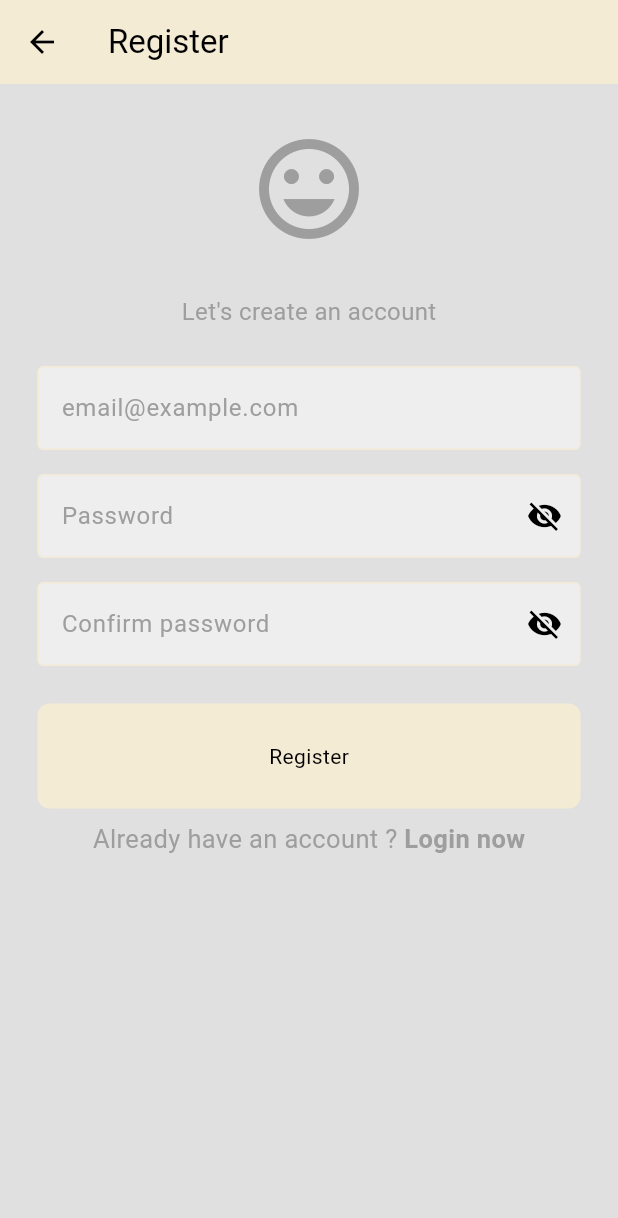
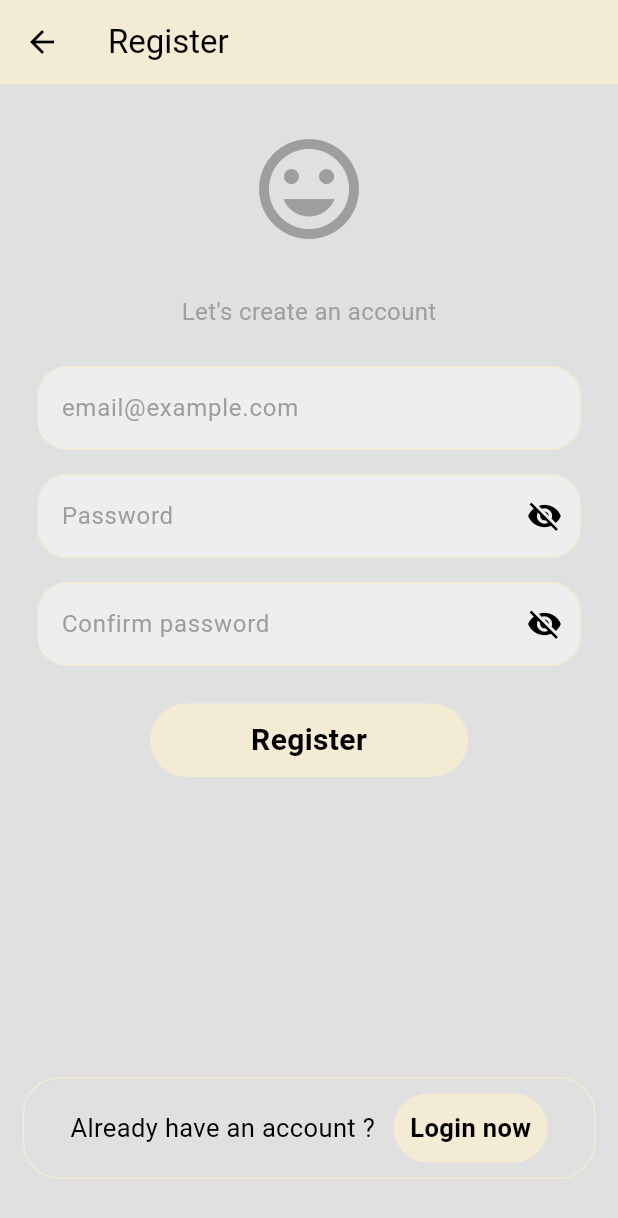
Before and after one commit to TheFrenchDodo/Flutter-Learning-Hub, a Flutter app: the RegisterPage screen opened directly with empty values, on a phone screen of 412 x 824 dp. Shown: the top 1218 px of the screen. Run offline on Flutter 3.47's test engine with Material 3 defaults, Android fonts, the light colour scheme and no system bars; our stand-ins replace cloud_firestore, firebase_auth, firebase_core, shared_preferences, youtube_player_flutter; accounts and stored records are empty; generated files the repository leaves out were written again; network calls fail.

Commit message:
Login and Register page layout

```diff
--- a/lib/components/my_auth_button.dart
+++ b/lib/components/my_auth_button.dart
@@ -17,12 +17,18 @@ class MyAuthButton extends StatelessWidget{
       child: Container(
         decoration: BoxDecoration(
           color: Theme.of(context).colorScheme.tertiary,
-          borderRadius: BorderRadius.circular(8),
+          borderRadius: BorderRadius.circular(30),
         ),
-        padding: const EdgeInsets.all(25),
-        margin: const EdgeInsets.symmetric(horizontal: 25),
+        padding: const EdgeInsets.all(10),
+        margin: const EdgeInsets.symmetric(horizontal: 100),
         child: Center(
-          child: Text(text),
+          child: Text(
+            text,
+            style: TextStyle(
+              fontSize: 20,
+              fontWeight: FontWeight.bold
+              ),
+            ),
         ),
       ),
     );
--- a/lib/components/my_textfield.dart
+++ b/lib/components/my_textfield.dart
@@ -29,6 +29,7 @@ class MyTextFieldState extends State<MyTextField> {
         decoration: InputDecoration(
           enabledBorder: OutlineInputBorder(
             borderSide: BorderSide(color: Theme.of(context).colorScheme.tertiary),
+            borderRadius: BorderRadius.circular(20)
           ),
           focusedBorder: OutlineInputBorder(
             borderSide: BorderSide(color: Theme.of(context).colorScheme.primary),
--- a/lib/pages/register_page.dart
+++ b/lib/pages/register_page.dart
@@ -20,7 +20,8 @@ class RegisterPage extends StatelessWidget{
 
       try{
         auth.signUpWithEmailPassword(
-          _emailController.text, _passwordController.text,
+          _emailController.text,
+          _passwordController.text,
         );
 
         // login page redirection after registration
@@ -70,15 +71,16 @@ class RegisterPage extends StatelessWidget{
           child: Column(
             mainAxisAlignment: MainAxisAlignment.center,
             children: [
+
               const SizedBox(height: 30),
+
+              // logo & Let's create an account text
               Icon(
                 Icons.tag_faces_outlined,
                 size: 80,
                 color: Theme.of(context).colorScheme.primary,
               ),
-
               const SizedBox(height: 30),
-
               Text(
                 "Let's create an account",
                 style: TextStyle(color: Theme.of(context).colorScheme.primary,
@@ -88,6 +90,7 @@ class RegisterPage extends StatelessWidget{
 
               const SizedBox(height: 25),
 
+              // email textfield
               MyTextField(
                 hintText: "email@example.com",
                 obscureText: false,
@@ -120,35 +123,65 @@ class RegisterPage extends StatelessWidget{
                   onTap: () => register(context),
                 ),
 
-                // Register now
-                Row(
+                const SizedBox(height: 200),  // TODO: search for a better way to solve "Bottom overflowed by ... pixels"
+
+              // login section
+              Align(
+                alignment: Alignment.bottomCenter,
+                child: GestureDetector(
+                  onTap: onTap,
+                  child: Container(
+                    margin: const EdgeInsets.symmetric(horizontal: 15),
+                    decoration: BoxDecoration(
+                      border: Border.all(
+                        color: Theme.of(context).colorScheme.tertiary,
+                      ),
+                      borderRadius: BorderRadius.circular(25),
+                    ),
+                    padding: const EdgeInsets.all(10),
+                    child: Row(
                       mainAxisAlignment: MainAxisAlignment.center,
                       children: [
                         Text(
                           AppLocalizations.of(context)!.already_member,
                           style: TextStyle(
-                          color: Theme.of(context).colorScheme.primary,
-                          fontSize: 17
+                            fontSize: 17,
                           ),
                         ),
-                    SizedBox(width: 0, height: 40),
+                        SizedBox(width: 8),
+
+                        // Login now button
                         GestureDetector(
                           onTap: onTap,
+                          child: Container(
+                            decoration: BoxDecoration(
+                              color: Theme.of(context).colorScheme.tertiary,
+                              border: Border.all(
+                                color: Theme.of(context).colorScheme.tertiary,
+                              ),
+                              borderRadius: BorderRadius.circular(25),
+                            ),
+                            padding: const EdgeInsets.all(10),
                             child: Text(
                               AppLocalizations.of(context)!.login_now,
                               style: TextStyle(
                                 fontWeight: FontWeight.bold,
                                 fontSize: 17,
-                          color: Theme.of(context).colorScheme.primary
+                              ),
+                            ),
+                          ),
+                        ),
+
+                      ],
+                    ),
                   ),
                 ),
               ),
             ],
           )
-            ],
-          )
         ),
       )
       );
+
   }
 }
```
Also changed, not shown: lib/components/my_bottomwidget.dart (+0 -56 lines), lib/pages/login_page.dart (+51 -75 lines). Lines whose indentation alone changed are shown as unchanged.
